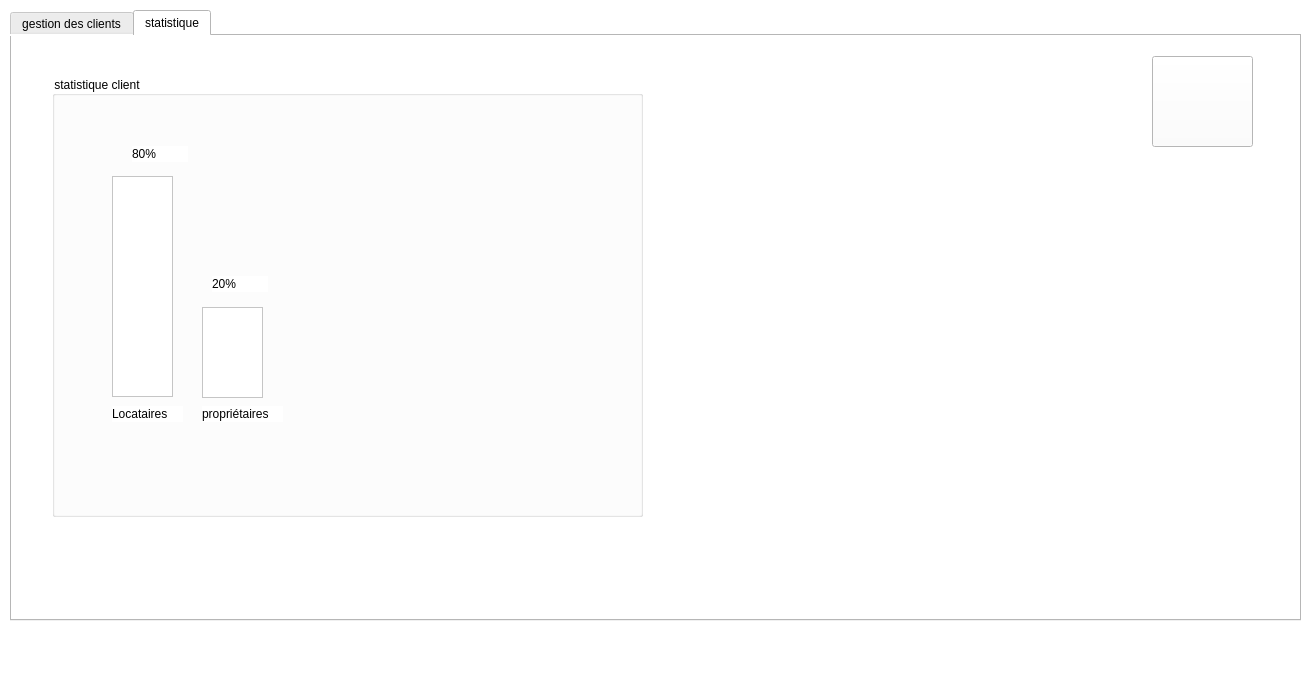
This is mainwindow.ui in MaramBr/Smart-Real-Estate-2A9 as Qt 5 draws it before an edit. The edited form follows.
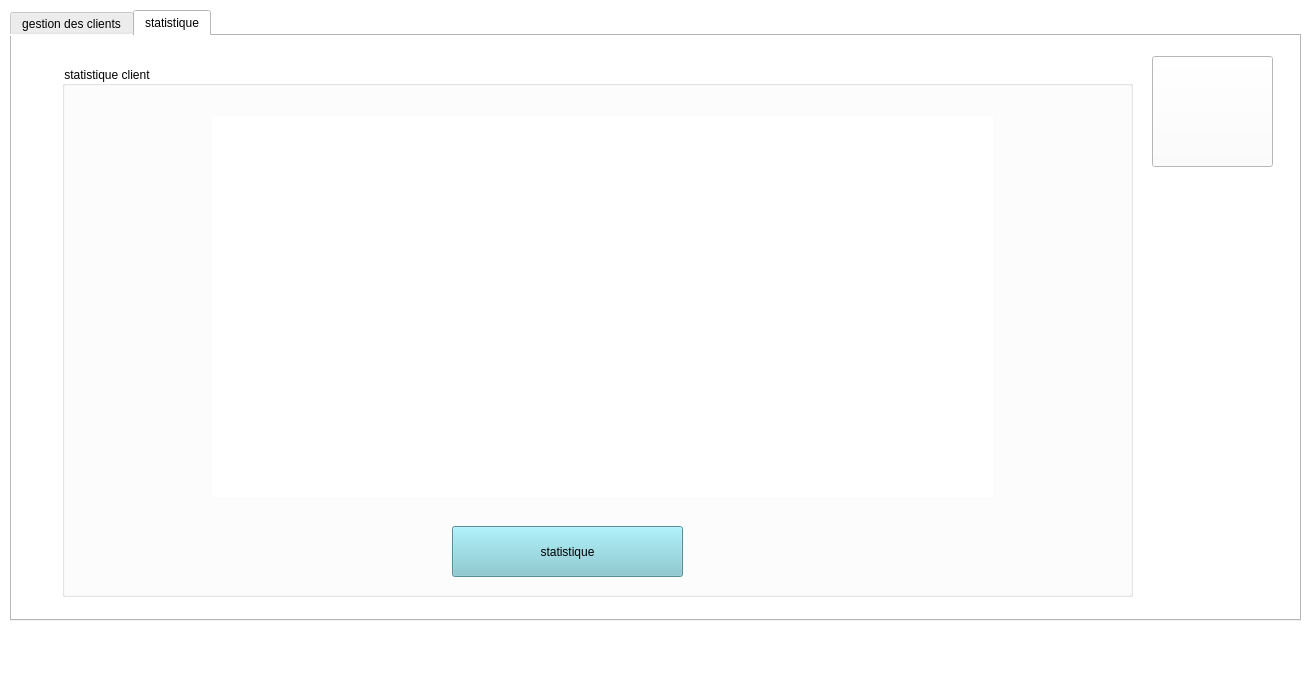
This is the edited form. The open tabs and pages were chosen to show the change. Icons and pictures are not drawn. Custom widgets are drawn as their Qt base class.

Commit message: travail statistique

What changed in the file:
```diff
--- a/mainwindow.ui
+++ b/mainwindow.ui
@@ -483,527 +483,47 @@
      <widget class="QGroupBox" name="groupBox_7">
       <property name="geometry">
        <rect>
-        <x>40</x>
-        <y>40</y>
-        <width>591</width>
-        <height>441</height>
+        <x>50</x>
+        <y>30</y>
+        <width>1071</width>
+        <height>531</height>
        </rect>
       </property>
       <property name="title">
        <string>statistique client</string>
       </property>
-      <widget class="QGraphicsView" name="graphicsView">
+      <widget class="QPushButton" name="pushButton_3">
        <property name="geometry">
         <rect>
-         <x>60</x>
-         <y>100</y>
-         <width>61</width>
-         <height>221</height>
+         <x>390</x>
+         <y>460</y>
+         <width>231</width>
+         <height>51</height>
         </rect>
        </property>
-       <property name="palette">
-        <palette>
-         <active>
-          <colorrole role="WindowText">
-           <brush brushstyle="SolidPattern">
-            <color alpha="255">
-             <red>0</red>
-             <green>0</green>
-             <blue>0</blue>
-            </color>
-           </brush>
-          </colorrole>
-          <colorrole role="Button">
-           <brush brushstyle="SolidPattern">
-            <color alpha="255">
-             <red>255</red>
-             <green>255</green>
-             <blue>255</blue>
-            </color>
-           </brush>
-          </colorrole>
-          <colorrole role="Light">
-           <brush brushstyle="SolidPattern">
-            <color alpha="255">
-             <red>170</red>
-             <green>127</green>
-             <blue>255</blue>
-            </color>
-           </brush>
-          </colorrole>
-          <colorrole role="Midlight">
-           <brush brushstyle="SolidPattern">
-            <color alpha="255">
-             <red>127</red>
-             <green>63</green>
-             <blue>255</blue>
-            </color>
-           </brush>
-          </colorrole>
-          <colorrole role="Dark">
-           <brush brushstyle="SolidPattern">
-            <color alpha="255">
-             <red>42</red>
-             <green>0</green>
-             <blue>127</blue>
-            </color>
-           </brush>
-          </colorrole>
-          <colorrole role="Mid">
-           <brush brushstyle="SolidPattern">
-            <color alpha="255">
-             <red>56</red>
-             <green>0</green>
-             <blue>170</blue>
-            </color>
-           </brush>
-          </colorrole>
-          <colorrole role="Text">
-           <brush brushstyle="SolidPattern">
-            <color alpha="255">
-             <red>0</red>
-             <green>0</green>
-             <blue>0</blue>
-            </color>
-           </brush>
-          </colorrole>
-          <colorrole role="BrightText">
-           <brush brushstyle="SolidPattern">
-            <color alpha="255">
-             <red>255</red>
-             <green>255</green>
-             <blue>255</blue>
-            </color>
-           </brush>
-          </colorrole>
-          <colorrole role="ButtonText">
-           <brush brushstyle="SolidPattern">
-            <color alpha="255">
-             <red>0</red>
-             <green>0</green>
-             <blue>0</blue>
-            </color>
-           </brush>
-          </colorrole>
-          <colorrole role="Base">
-           <brush brushstyle="SolidPattern">
-            <color alpha="255">
-             <red>255</red>
-             <green>255</green>
-             <blue>255</blue>
-            </color>
-           </brush>
-          </colorrole>
-          <colorrole role="Window">
-           <brush brushstyle="SolidPattern">
-            <color alpha="255">
-             <red>255</red>
-             <green>255</green>
-             <blue>255</blue>
-            </color>
-           </brush>
-          </colorrole>
-          <colorrole role="Shadow">
-           <brush brushstyle="SolidPattern">
-            <color alpha="255">
-             <red>0</red>
-             <green>0</green>
-             <blue>0</blue>
-            </color>
-           </brush>
-          </colorrole>
-          <colorrole role="AlternateBase">
-           <brush brushstyle="SolidPattern">
-            <color alpha="255">
-             <red>170</red>
-             <green>127</green>
-             <blue>255</blue>
-            </color>
-           </brush>
-          </colorrole>
-          <colorrole role="ToolTipBase">
-           <brush brushstyle="SolidPattern">
-            <color alpha="255">
-             <red>255</red>
-             <green>255</green>
-             <blue>220</blue>
-            </color>
-           </brush>
-          </colorrole>
-          <colorrole role="ToolTipText">
-           <brush brushstyle="SolidPattern">
-            <color alpha="255">
-             <red>0</red>
-             <green>0</green>
-             <blue>0</blue>
-            </color>
-           </brush>
-          </colorrole>
-          <colorrole role="PlaceholderText">
-           <brush brushstyle="SolidPattern">
-            <color alpha="128">
-             <red>0</red>
-             <green>0</green>
-             <blue>0</blue>
-            </color>
-           </brush>
-          </colorrole>
-         </active>
-         <inactive>
-          <colorrole role="WindowText">
-           <brush brushstyle="SolidPattern">
-            <color alpha="255">
-             <red>0</red>
-             <green>0</green>
-             <blue>0</blue>
-            </color>
-           </brush>
-          </colorrole>
-          <colorrole role="Button">
-           <brush brushstyle="SolidPattern">
-            <color alpha="255">
-             <red>255</red>
-             <green>255</green>
-             <blue>255</blue>
-            </color>
-           </brush>
-          </colorrole>
-          <colorrole role="Light">
-           <brush brushstyle="SolidPattern">
-            <color alpha="255">
-             <red>170</red>
-             <green>127</green>
-             <blue>255</blue>
-            </color>
-           </brush>
-          </colorrole>
-          <colorrole role="Midlight">
-           <brush brushstyle="SolidPattern">
-            <color alpha="255">
-             <red>127</red>
-             <green>63</green>
-             <blue>255</blue>
-            </color>
-           </brush>
-          </colorrole>
-          <colorrole role="Dark">
-           <brush brushstyle="SolidPattern">
-            <color alpha="255">
-             <red>42</red>
-             <green>0</green>
-             <blue>127</blue>
-            </color>
-           </brush>
-          </colorrole>
-          <colorrole role="Mid">
-           <brush brushstyle="SolidPattern">
-            <color alpha="255">
-             <red>56</red>
-             <green>0</green>
-             <blue>170</blue>
-            </color>
-           </brush>
-          </colorrole>
-          <colorrole role="Text">
-           <brush brushstyle="SolidPattern">
-            <color alpha="255">
-             <red>0</red>
-             <green>0</green>
-             <blue>0</blue>
-            </color>
-           </brush>
-          </colorrole>
-          <colorrole role="BrightText">
-           <brush brushstyle="SolidPattern">
-            <color alpha="255">
-             <red>255</red>
-             <green>255</green>
-             <blue>255</blue>
-            </color>
-           </brush>
-          </colorrole>
-          <colorrole role="ButtonText">
-           <brush brushstyle="SolidPattern">
-            <color alpha="255">
-             <red>0</red>
-             <green>0</green>
-             <blue>0</blue>
-            </color>
-           </brush>
-          </colorrole>
-          <colorrole role="Base">
-           <brush brushstyle="SolidPattern">
-            <color alpha="255">
-             <red>255</red>
-             <green>255</green>
-             <blue>255</blue>
-            </color>
-           </brush>
-          </colorrole>
-          <colorrole role="Window">
-           <brush brushstyle="SolidPattern">
-            <color alpha="255">
-             <red>255</red>
-             <green>255</green>
-             <blue>255</blue>
-            </color>
-           </brush>
-          </colorrole>
-          <colorrole role="Shadow">
-           <brush brushstyle="SolidPattern">
-            <color alpha="255">
-             <red>0</red>
-             <green>0</green>
-             <blue>0</blue>
-            </color>
-           </brush>
-          </colorrole>
-          <colorrole role="AlternateBase">
-           <brush brushstyle="SolidPattern">
-            <color alpha="255">
-             <red>170</red>
-             <green>127</green>
-             <blue>255</blue>
-            </color>
-           </brush>
-          </colorrole>
-          <colorrole role="ToolTipBase">
-           <brush brushstyle="SolidPattern">
-            <color alpha="255">
-             <red>255</red>
-             <green>255</green>
-             <blue>220</blue>
-            </color>
-           </brush>
-          </colorrole>
-          <colorrole role="ToolTipText">
-           <brush brushstyle="SolidPattern">
-            <color alpha="255">
-             <red>0</red>
-             <green>0</green>
-             <blue>0</blue>
-            </color>
-           </brush>
-          </colorrole>
-          <colorrole role="PlaceholderText">
-           <brush brushstyle="SolidPattern">
-            <color alpha="128">
-             <red>0</red>
-             <green>0</green>
-             <blue>0</blue>
-            </color>
-           </brush>
-          </colorrole>
-         </inactive>
-         <disabled>
-          <colorrole role="WindowText">
-           <brush brushstyle="SolidPattern">
-            <color alpha="255">
-             <red>42</red>
-             <green>0</green>
-             <blue>127</blue>
-            </color>
-           </brush>
-          </colorrole>
-          <colorrole role="Button">
-           <brush brushstyle="SolidPattern">
-            <color alpha="255">
-             <red>255</red>
-             <green>255</green>
-             <blue>255</blue>
-            </color>
-           </brush>
-          </colorrole>
-          <colorrole role="Light">
-           <brush brushstyle="SolidPattern">
-            <color alpha="255">
-             <red>170</red>
-             <green>127</green>
-             <blue>255</blue>
-            </color>
-           </brush>
-          </colorrole>
-          <colorrole role="Midlight">
-           <brush brushstyle="SolidPattern">
-            <color alpha="255">
-             <red>127</red>
-             <green>63</green>
-             <blue>255</blue>
-            </color>
-           </brush>
-          </colorrole>
-          <colorrole role="Dark">
-           <brush brushstyle="SolidPattern">
-            <color alpha="255">
-             <red>42</red>
-             <green>0</green>
-             <blue>127</blue>
-            </color>
-           </brush>
-          </colorrole>
-          <colorrole role="Mid">
-           <brush brushstyle="SolidPattern">
-            <color alpha="255">
-             <red>56</red>
-             <green>0</green>
-             <blue>170</blue>
-            </color>
-           </brush>
-          </colorrole>
-          <colorrole role="Text">
-           <brush brushstyle="SolidPattern">
-            <color alpha="255">
-             <red>42</red>
-             <green>0</green>
-             <blue>127</blue>
-            </color>
-           </brush>
-          </colorrole>
-          <colorrole role="BrightText">
-           <brush brushstyle="SolidPattern">
-            <color alpha="255">
-             <red>255</red>
-             <green>255</green>
-             <blue>255</blue>
-            </color>
-           </brush>
-          </colorrole>
-          <colorrole role="ButtonText">
-           <brush brushstyle="SolidPattern">
-            <color alpha="255">
-             <red>42</red>
-             <green>0</green>
-             <blue>127</blue>
-            </color>
-           </brush>
-          </colorrole>
-          <colorrole role="Base">
-           <brush brushstyle="SolidPattern">
-            <color alpha="255">
-             <red>255</red>
-             <green>255</green>
-             <blue>255</blue>
-            </color>
-           </brush>
-          </colorrole>
-          <colorrole role="Window">
-           <brush brushstyle="SolidPattern">
-            <color alpha="255">
-             <red>255</red>
-             <green>255</green>
-             <blue>255</blue>
-            </color>
-           </brush>
-          </colorrole>
-          <colorrole role="Shadow">
-           <brush brushstyle="SolidPattern">
-            <color alpha="255">
-             <red>0</red>
-             <green>0</green>
-             <blue>0</blue>
-            </color>
-           </brush>
-          </colorrole>
-          <colorrole role="AlternateBase">
-           <brush brushstyle="SolidPattern">
-            <color alpha="255">
-             <red>85</red>
-             <green>0</green>
-             <blue>255</blue>
-            </color>
-           </brush>
-          </colorrole>
-          <colorrole role="ToolTipBase">
-           <brush brushstyle="SolidPattern">
-            <color alpha="255">
-             <red>255</red>
-             <green>255</green>
-             <blue>220</blue>
-            </color>
-           </brush>
-          </colorrole>
-          <colorrole role="ToolTipText">
-           <brush brushstyle="SolidPattern">
-            <color alpha="255">
-             <red>0</red>
-             <green>0</green>
-             <blue>0</blue>
-            </color>
-           </brush>
-          </colorrole>
-          <colorrole role="PlaceholderText">
-           <brush brushstyle="SolidPattern">
-            <color alpha="128">
-             <red>0</red>
-             <green>0</green>
-             <blue>0</blue>
-            </color>
-           </brush>
-          </colorrole>
-         </disabled>
-        </palette>
+       <property name="toolTip">
+        <string>&lt;!DOCTYPE HTML PUBLIC &quot;-//W3C//DTD HTML 4.0//EN&quot; &quot;http://www.w3.org/TR/REC-html40/strict.dtd&quot;&gt;
+&lt;html&gt;&lt;head&gt;&lt;meta name=&quot;qrichtext&quot; content=&quot;1&quot; /&gt;&lt;style type=&quot;text/css&quot;&gt;
+p, li { white-space: pre-wrap; }
+&lt;/style&gt;&lt;/head&gt;&lt;body style=&quot; font-family:'MS Shell Dlg 2'; font-size:8pt; font-weight:400; font-style:normal;&quot;&gt;
+&lt;p style=&quot;-qt-paragraph-type:empty; margin-top:0px; margin-bottom:0px; margin-left:0px; margin-right:0px; -qt-block-indent:0; text-indent:0px; font-family:'MS Shell Dlg 2';&quot;&gt;&lt;br /&gt;&lt;/p&gt;&lt;/body&gt;&lt;/html&gt;</string>
        </property>
-      </widget>
-      <widget class="QGraphicsView" name="graphicsView_2">
-       <property name="geometry">
-        <rect>
-         <x>150</x>
-         <y>231</y>
-         <width>61</width>
-         <height>91</height>
-        </rect>
+       <property name="styleSheet">
+        <string notr="true">background-color: rgb(125, 198, 209);
+</string>
        </property>
-      </widget>
-      <widget class="QLabel" name="label_8">
-       <property name="geometry">
-        <rect>
-         <x>60</x>
-         <y>330</y>
-         <width>71</width>
-         <height>16</height>
-        </rect>
-       </property>
        <property name="text">
-        <string>Locataires</string>
+        <string>statistique</string>
        </property>
       </widget>
-      <widget class="QLabel" name="label_9">
+      <widget class="QCustomPlot" name="widget" native="true">
        <property name="geometry">
         <rect>
          <x>150</x>
-         <y>330</y>
-         <width>81</width>
-         <height>16</height>
+         <y>50</y>
+         <width>781</width>
+         <height>381</height>
         </rect>
-       </property>
-       <property name="text">
-        <string>propriétaires</string>
-       </property>
-      </widget>
-      <widget class="QLabel" name="label_10">
-       <property name="geometry">
-        <rect>
-         <x>80</x>
-         <y>70</y>
-         <width>56</width>
-         <height>16</height>
-        </rect>
-       </property>
-       <property name="text">
-        <string>80%</string>
-       </property>
-      </widget>
-      <widget class="QLabel" name="label_11">
-       <property name="geometry">
-        <rect>
-         <x>160</x>
-         <y>200</y>
-         <width>56</width>
-         <height>16</height>
-        </rect>
-       </property>
-       <property name="text">
-        <string>20%</string>
        </property>
       </widget>
      </widget>
@@ -1012,8 +532,8 @@
        <rect>
         <x>1140</x>
         <y>20</y>
-        <width>101</width>
-        <height>91</height>
+        <width>121</width>
+        <height>111</height>
        </rect>
       </property>
       <property name="text">
@@ -1025,8 +545,8 @@
       </property>
       <property name="iconSize">
        <size>
-        <width>100</width>
-        <height>100</height>
+        <width>120</width>
+        <height>120</height>
        </size>
       </property>
      </widget>
@@ -1045,6 +565,14 @@
   </widget>
   <widget class="QStatusBar" name="statusbar"/>
  </widget>
+ <customwidgets>
+  <customwidget>
+   <class>QCustomPlot</class>
+   <extends>QWidget</extends>
+   <header>qcustomplot.h</header>
+   <container>1</container>
+  </customwidget>
+ </customwidgets>
  <resources/>
  <connections/>
 </ui>
```
Left out of the diff: 16 changed lines with no effect on the pictures. The commit also changes 6 other files.
